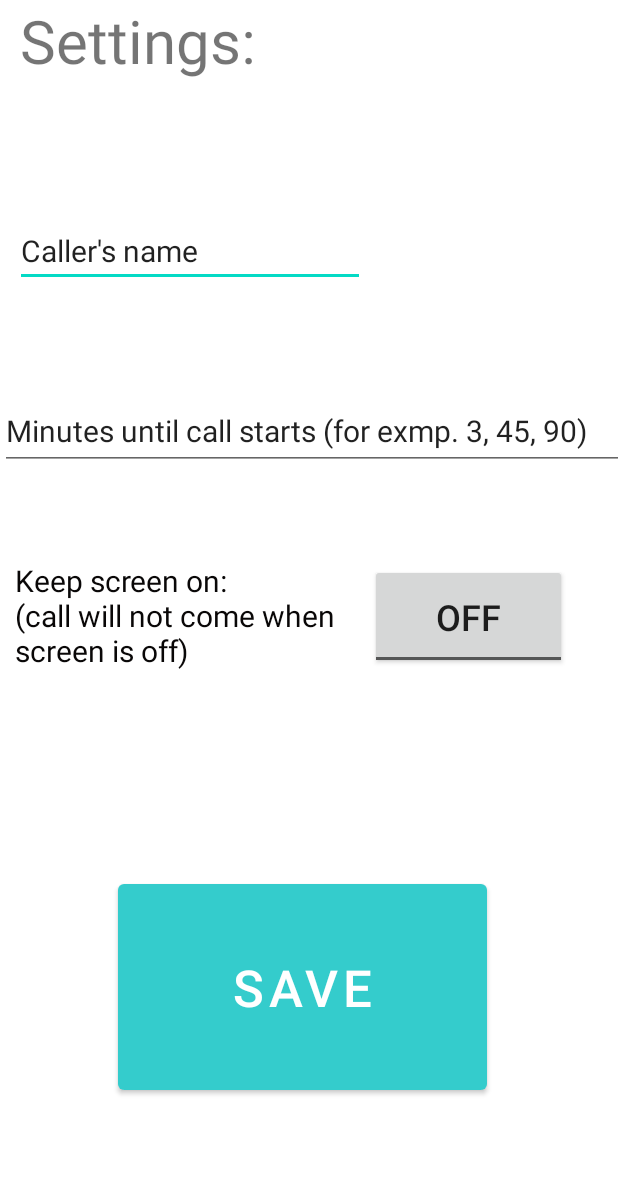
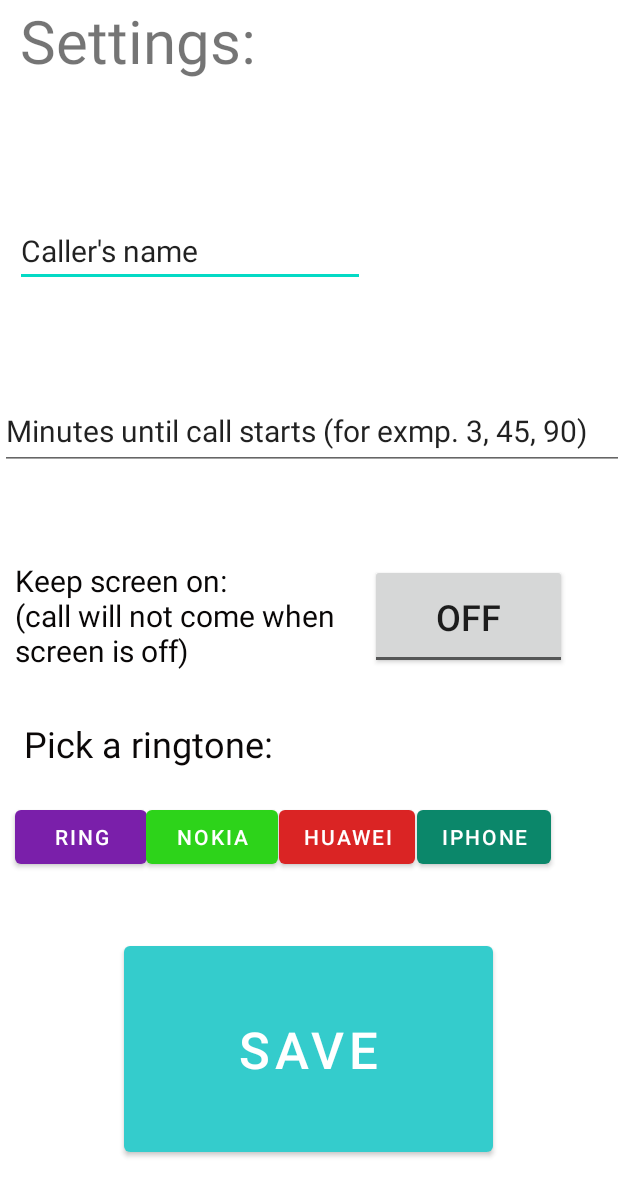
Before and after one commit to Pekka555/FakeCallAppAndroid, an Android app: the FourthActivity screen opened directly, with no data from a screen before it, on a phone screen of 412 x 824 dp. Shown: the top 1196 px of the screen. Run offline under Robolectric (Android 15) with nearby library versions, the phone set to English and light mode, and no system bars.

Commit message:
ringtone selection added

```diff
--- a/app/src/main/AndroidManifest.xml
+++ b/app/src/main/AndroidManifest.xml
@@ -22,5 +22,7 @@
         <activity android:name=".ThirdActivity" />
         <activity android:name=".FourthActivity" />
     </application>
-
+    <uses-permission android:name="android.permission.WRITE_INTERNAL_STORAGE"/>
+    <uses-permission android:name="android.permission.READ_INTERNAL_STORAGE"/>
+    <uses-permission android:name="android.permission.MANAGE_INTERNAL_STORAGE"/>
 </manifest>
--- a/app/src/main/java/com/example/fakecallpropremiumfree/MainActivity.java
+++ b/app/src/main/java/com/example/fakecallpropremiumfree/MainActivity.java
@@ -1,7 +1,9 @@
 package com.example.fakecallpropremiumfree;
 
+import androidx.annotation.Nullable;
 import androidx.appcompat.app.AppCompatActivity;
 
+import android.content.Intent;
 import android.os.Bundle;
 import android.view.View;
 import java.io.*;
@@ -13,7 +15,6 @@ public class MainActivity extends AppCompatActivity {
         super.onCreate(savedInstanceState);
         setContentView(R.layout.activity_main);
     }
-
     public void random(View view) {
         switch_activity(SecondActivity.class);
     }
--- a/app/src/main/res/layout/activity_fourth.xml
+++ b/app/src/main/res/layout/activity_fourth.xml
@@ -73,10 +73,10 @@
         app:backgroundTint="#34CCCC"
         app:layout_constraintBottom_toBottomOf="parent"
         app:layout_constraintEnd_toEndOf="parent"
-        app:layout_constraintHorizontal_bias="0.472"
+        app:layout_constraintHorizontal_bias="0.496"
         app:layout_constraintStart_toStartOf="parent"
         app:layout_constraintTop_toTopOf="parent"
-        app:layout_constraintVertical_bias="0.865" />
+        app:layout_constraintVertical_bias="0.926" />
 
     <ToggleButton
         android:id="@+id/toggleButton"
@@ -108,4 +108,74 @@
         app:layout_constraintTop_toTopOf="parent"
         tools:visibility="invisible" />
 
+    <TextView
+        android:id="@+id/textView38"
+        android:layout_width="242dp"
+        android:layout_height="55dp"
+        android:text="Pick a ringtone:"
+        android:textColor="#0B0808"
+        android:textSize="24sp"
+        app:layout_constraintBottom_toBottomOf="parent"
+        app:layout_constraintEnd_toEndOf="parent"
+        app:layout_constraintHorizontal_bias="0.094"
+        app:layout_constraintStart_toStartOf="parent"
+        app:layout_constraintTop_toTopOf="parent"
+        app:layout_constraintVertical_bias="0.624" />
+
+    <Button
+        android:id="@+id/button5"
+        android:layout_width="wrap_content"
+        android:layout_height="wrap_content"
+        android:onClick="ring"
+        android:text="Ring"
+        app:backgroundTint="#7A1FAA"
+        app:layout_constraintBottom_toBottomOf="parent"
+        app:layout_constraintEnd_toEndOf="parent"
+        app:layout_constraintHorizontal_bias="0.03"
+        app:layout_constraintStart_toStartOf="parent"
+        app:layout_constraintTop_toTopOf="parent"
+        app:layout_constraintVertical_bias="0.688" />
+
+    <Button
+        android:id="@+id/button6"
+        android:layout_width="wrap_content"
+        android:layout_height="wrap_content"
+        android:onClick="nokia"
+        android:text="Nokia"
+        app:backgroundTint="#2DD31A"
+        app:layout_constraintBottom_toBottomOf="parent"
+        app:layout_constraintEnd_toEndOf="parent"
+        app:layout_constraintHorizontal_bias="0.3"
+        app:layout_constraintStart_toStartOf="parent"
+        app:layout_constraintTop_toTopOf="parent"
+        app:layout_constraintVertical_bias="0.688" />
+
+    <Button
+        android:id="@+id/button7"
+        android:layout_width="wrap_content"
+        android:layout_height="wrap_content"
+        android:onClick="huawei"
+        android:text="Huawei"
+        app:backgroundTint="#DA2424"
+        app:layout_constraintBottom_toBottomOf="parent"
+        app:layout_constraintEnd_toEndOf="parent"
+        app:layout_constraintHorizontal_bias="0.579"
+        app:layout_constraintStart_toStartOf="parent"
+        app:layout_constraintTop_toTopOf="parent"
+        app:layout_constraintVertical_bias="0.688" />
+
+    <Button
+        android:id="@+id/button8"
+        android:layout_width="wrap_content"
+        android:layout_height="wrap_content"
+        android:onClick="iphone"
+        android:text="iPhone"
+        app:backgroundTint="#0B876A"
+        app:layout_constraintBottom_toBottomOf="parent"
+        app:layout_constraintEnd_toEndOf="parent"
+        app:layout_constraintHorizontal_bias="0.862"
+        app:layout_constraintStart_toStartOf="parent"
+        app:layout_constraintTop_toTopOf="parent"
+        app:layout_constraintVertical_bias="0.688" />
+
 </androidx.constraintlayout.widget.ConstraintLayout>
```
Also changed, not shown: app/src/main/java/com/example/fakecallpropremiumfree/FourthActivity.java (+29 -2 lines), app/src/main/java/com/example/fakecallpropremiumfree/SecondActivity.java (+34 -5 lines), 3 other files.
